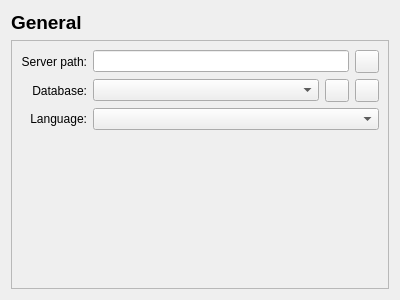
AnpeJIb/Horus-Commander, file Commander/config/ui/general_page.ui: the form before one commit.
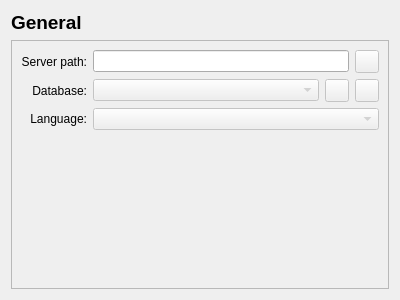
The form after the commit. Icons and pictures are not drawn.

```diff
--- a/Commander/config/ui/general_page.ui
+++ b/Commander/config/ui/general_page.ui
@@ -59,6 +59,9 @@
           </item>
           <item>
            <widget class="QToolButton" name="serverPathSearch">
+            <property name="enabled">
+             <bool>false</bool>
+            </property>
             <property name="icon">
              <iconset resource="../../img.qrc">
               <normaloff>:/img/search.png</normaloff>:/img/search.png</iconset>
@@ -70,10 +73,17 @@
         <item row="1" column="1">
          <layout class="QHBoxLayout" name="horizontalLayout_3">
           <item>
-           <widget class="QComboBox" name="dbBox"/>
+           <widget class="QComboBox" name="dbBox">
+            <property name="enabled">
+             <bool>false</bool>
+            </property>
+           </widget>
           </item>
           <item>
            <widget class="QToolButton" name="dbEdit">
+            <property name="enabled">
+             <bool>false</bool>
+            </property>
             <property name="icon">
              <iconset resource="../../img.qrc">
               <normaloff>:/img/edit.png</normaloff>:/img/edit.png</iconset>
@@ -82,6 +92,9 @@
           </item>
           <item>
            <widget class="QToolButton" name="dbConnectionState">
+            <property name="enabled">
+             <bool>false</bool>
+            </property>
             <property name="icon">
              <iconset resource="../../img.qrc">
               <normaloff>:/img/disconnected.png</normaloff>:/img/disconnected.png</iconset>
@@ -91,7 +104,11 @@
          </layout>
         </item>
         <item row="2" column="1">
-         <widget class="QComboBox" name="langBox"/>
+         <widget class="QComboBox" name="langBox">
+          <property name="enabled">
+           <bool>false</bool>
+          </property>
+         </widget>
         </item>
         <item row="0" column="0">
          <widget class="QLabel" name="label">
```
